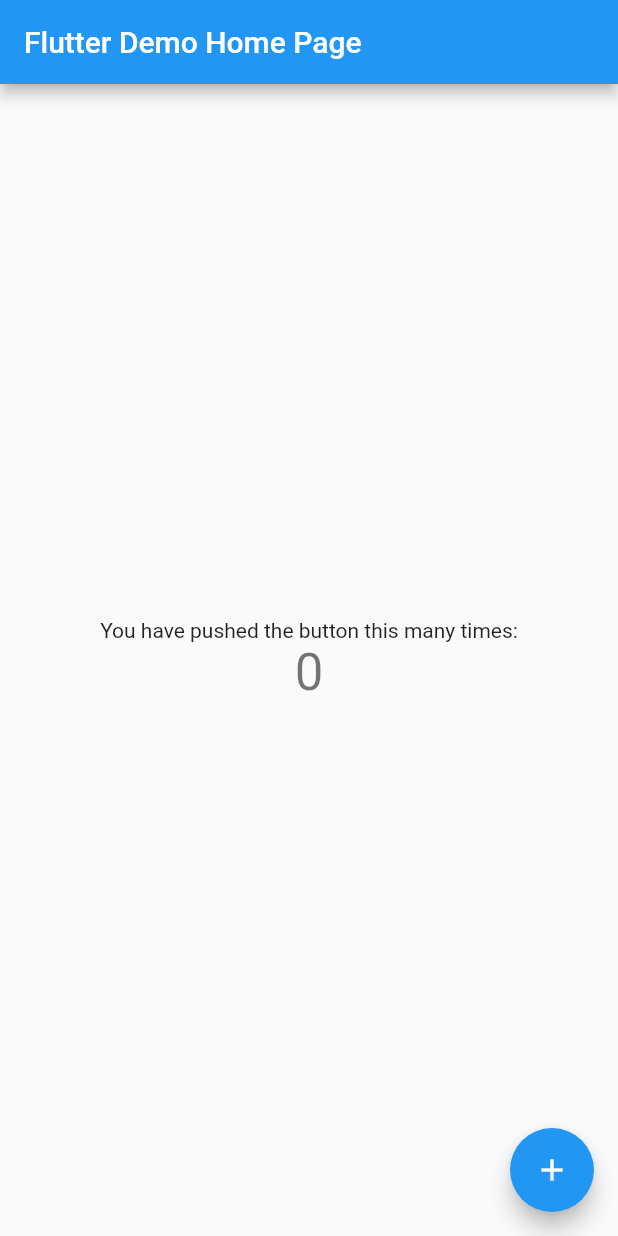
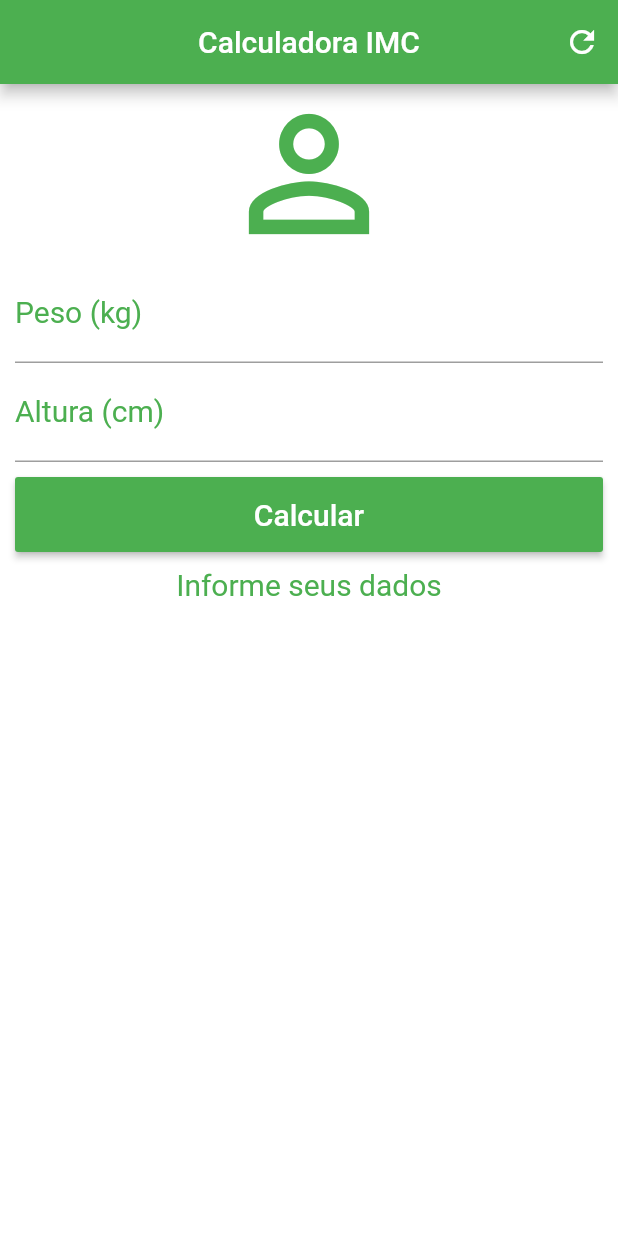
Before and after one commit to gislainy/flutter_calcular_imc, a Flutter app: the screen it shows after launch, on a phone screen of 412 x 824 dp. Run offline on Flutter 3.47's test engine with Material 2 defaults, Android fonts, the phone set to English and light mode, and no system bars.

Commit message:
Finalizado o app de calcular imc

```diff
--- a/lib/main.dart
+++ b/lib/main.dart
@@ -1,111 +1,130 @@
-import 'package:flutter/material.dart';
+import "package:flutter/material.dart";
 
-void main() => runApp(MyApp());
-
-class MyApp extends StatelessWidget {
-  // This widget is the root of your application.
-  @override
-  Widget build(BuildContext context) {
-    return MaterialApp(
-      title: 'Flutter Demo',
-      theme: ThemeData(
-        // This is the theme of your application.
-        //
-        // Try running your application with "flutter run". You'll see the
-        // application has a blue toolbar. Then, without quitting the app, try
-        // changing the primarySwatch below to Colors.green and then invoke
-        // "hot reload" (press "r" in the console where you ran "flutter run",
-        // or simply save your changes to "hot reload" in a Flutter IDE).
-        // Notice that the counter didn't reset back to zero; the application
-        // is not restarted.
-        primarySwatch: Colors.blue,
-      ),
-      home: MyHomePage(title: 'Flutter Demo Home Page'),
-    );
-  }
+void main() {
+  runApp(MaterialApp(home: Home()));
 }
 
-class MyHomePage extends StatefulWidget {
-  MyHomePage({Key key, this.title}) : super(key: key);
-
-  // This widget is the home page of your application. It is stateful, meaning
-  // that it has a State object (defined below) that contains fields that affect
-  // how it looks.
-
-  // This class is the configuration for the state. It holds the values (in this
-  // case the title) provided by the parent (in this case the App widget) and
-  // used by the build method of the State. Fields in a Widget subclass are
-  // always marked "final".
-
-  final String title;
-
+class Home extends StatefulWidget {
   @override
-  _MyHomePageState createState() => _MyHomePageState();
+  _HomeState createState() => _HomeState();
 }
 
-class _MyHomePageState extends State<MyHomePage> {
-  int _counter = 0;
+class _HomeState extends State<Home> {
 
-  void _incrementCounter() {
+  TextEditingController weightController = TextEditingController();
+  TextEditingController heightController = TextEditingController();
+
+  GlobalKey<FormState> _formKey = GlobalKey<FormState>();
+
+  String _infoText = "Informe seus dados";
+
+  void _resetFields() {
+    weightController.text = "";
+    heightController.text = "";
     setState(() {
-      // This call to setState tells the Flutter framework that something has
-      // changed in this State, which causes it to rerun the build method below
-      // so that the display can reflect the updated values. If we changed
-      // _counter without calling setState(), then the build method would not be
-      // called again, and so nothing would appear to happen.
-      _counter++;
+      _infoText = "Informe seus dados";
+      _formKey = GlobalKey<FormState>();
     });
   }
 
+  void _calculate() {
+    double weight = double.parse(weightController.text);
+    double height = double.parse(heightController.text) / 100;
+    double imc = weight /(height * height);
+    setState(() {
+      if(imc < 18.6){
+        _infoText = "Abaixo do Peso (${imc.toStringAsPrecision(4)})";
+      } else if(imc >= 18.6 && imc < 24.9){
+        _infoText = "Peso Ideal (${imc.toStringAsPrecision(4)})";
+      } else if(imc >= 24.9 && imc < 29.9){
+        _infoText = "Levemente Acima do Peso (${imc.toStringAsPrecision(4)})";
+      } else if(imc >= 29.9 && imc < 34.9){
+        _infoText = "Obesidade Grau I (${imc.toStringAsPrecision(4)})";
+      } else if(imc >= 34.9 && imc < 39.9){
+        _infoText = "Obesidade Grau II (${imc.toStringAsPrecision(4)})";
+      } else if(imc >= 40){
+        _infoText = "Obesidade Grau III (${imc.toStringAsPrecision(4)})";
+      }
+    });
+
+  }
   @override
   Widget build(BuildContext context) {
-    // This method is rerun every time setState is called, for instance as done
-    // by the _incrementCounter method above.
-    //
-    // The Flutter framework has been optimized to make rerunning build methods
-    // fast, so that you can just rebuild anything that needs updating rather
-    // than having to individually change instances of widgets.
     return Scaffold(
         appBar: AppBar(
-        // Here we take the value from the MyHomePage object that was created by
-        // the App.build method, and use it to set our appbar title.
-        title: Text(widget.title),
+          title: Text("Calculadora IMC"),
+          centerTitle: true,
+          backgroundColor: Colors.green,
+          actions: <Widget>[
+            IconButton(
+              icon: Icon(Icons.refresh),
+              onPressed: _resetFields,
+            )
+          ],
         ),
-      body: Center(
-        // Center is a layout widget. It takes a single child and positions it
-        // in the middle of the parent.
-        child: Column(
-          // Column is also layout widget. It takes a list of children and
-          // arranges them vertically. By default, it sizes itself to fit its
-          // children horizontally, and tries to be as tall as its parent.
-          //
-          // Invoke "debug painting" (press "p" in the console, choose the
-          // "Toggle Debug Paint" action from the Flutter Inspector in Android
-          // Studio, or the "Toggle Debug Paint" command in Visual Studio Code)
-          // to see the wireframe for each widget.
-          //
-          // Column has various properties to control how it sizes itself and
-          // how it positions its children. Here we use mainAxisAlignment to
-          // center the children vertically; the main axis here is the vertical
-          // axis because Columns are vertical (the cross axis would be
-          // horizontal).
-          mainAxisAlignment: MainAxisAlignment.center,
+        backgroundColor: Colors.white,
+        body: SingleChildScrollView(
+          padding: EdgeInsets.fromLTRB(10.0, 0.0, 10.0, 10.0),
+          child: Form(
+            key: _formKey,
+            child:  Column(
+              crossAxisAlignment: CrossAxisAlignment.stretch,
               children: <Widget>[
-            Text(
-              'You have pushed the button this many times:',
+                Icon(
+                  Icons.person_outline,
+                  size: 120.0,
+                  color: Colors.green,
                 ),
-            Text(
-              '$_counter',
-              style: Theme.of(context).textTheme.display1,
+                TextFormField(
+                  keyboardType: TextInputType.number,
+                  decoration: InputDecoration(
+                      labelText: "Peso (kg)",
+                      labelStyle: TextStyle(color: Colors.green)),
+                  textAlign: TextAlign.center,
+                  style: TextStyle(color: Colors.green, fontSize: 20.0),
+                  controller: weightController,
+                  validator: (value) {
+                    if(value.isEmpty) {
+                      return 'Insira seu peso';
+                    }
+                  },
                 ),
+                TextFormField(
+                  keyboardType: TextInputType.number,
+                  decoration: InputDecoration(
+                      labelText: "Altura (cm)",
+                      labelStyle: TextStyle(color: Colors.green)),
+                  textAlign: TextAlign.center,
+                  style: TextStyle(color: Colors.green, fontSize: 20.0),
+                  controller: heightController,
+                  validator: (value) {
+                    if(value.isEmpty) {
+                      return 'Insira sua altura';
+                    }
+                  },
+                ),
+                Padding(
+                  padding: EdgeInsets.only(top: 10.0, bottom: 10.0),
+                  child:   Container(
+                    height: 50.0,
+                    child: RaisedButton(
+                      onPressed: () {
+                        if(_formKey.currentState.validate()) {
+                          _calculate();
+                        }
+                      },
+                      child: Text('Calcular',
+                          style: TextStyle(color: Colors.white, fontSize: 20.0)),
+                      color: Colors.green,
+                    ),
+                  ),
+                ),
+                Text(_infoText,
+                    textAlign: TextAlign.center,
+                    style: TextStyle(color: Colors.green, fontSize: 20.0))
               ],
             ),
           ),
-      floatingActionButton: FloatingActionButton(
-        onPressed: _incrementCounter,
-        tooltip: 'Increment',
-        child: Icon(Icons.add),
-      ), // This trailing comma makes auto-formatting nicer for build methods.
-    );
+        ));
   }
 }
```
Also changed, not shown: 1 other file. Lines whose indentation alone changed are shown as unchanged.
